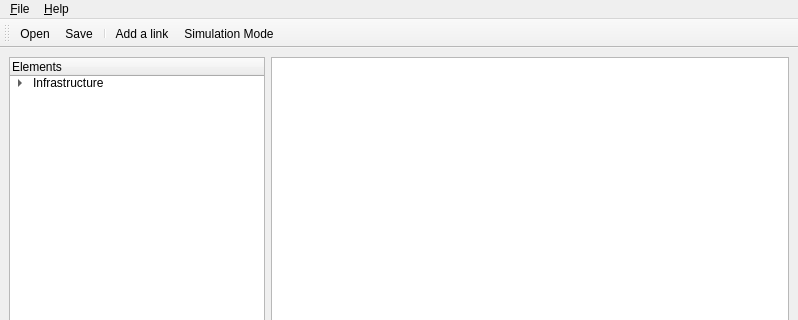
First picture: the form in forms/MainWindow.ui, repository GNS3/gns3-legacy, before the edit; both pictures show x 0 to 798 and y 0 to 320 of the 798 by 603 pixel window.
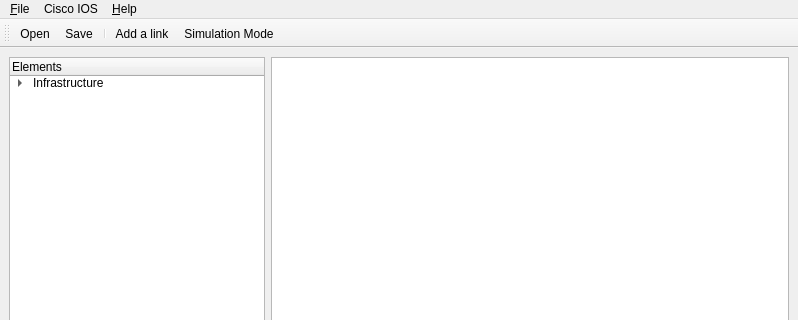
Second picture: the form after the edit. Icons and pictures are not drawn. Custom widgets are drawn as their Qt base class.

The edit to the form file:
```diff
--- a/forms/MainWindow.ui
+++ b/forms/MainWindow.ui
@@ -119,6 +119,12 @@
      <height>25</height>
     </rect>
    </property>
+   <widget class="QMenu" name="menu_About" >
+    <property name="title" >
+     <string>&amp;Help</string>
+    </property>
+    <addaction name="action_About" />
+   </widget>
    <widget class="QMenu" name="menu_File" >
     <property name="title" >
      <string>&amp;File</string>
@@ -128,13 +134,14 @@
     <addaction name="separator" />
     <addaction name="action_Quit" />
    </widget>
-   <widget class="QMenu" name="menu_About" >
+   <widget class="QMenu" name="menuIOS" >
     <property name="title" >
-     <string>&amp;Help</string>
+     <string>Cisco IOS</string>
     </property>
     <addaction name="action_About" />
    </widget>
    <addaction name="menu_File" />
+   <addaction name="menuIOS" />
    <addaction name="menu_About" />
   </widget>
   <widget class="QStatusBar" name="statusbar" />
```
Left out of the diff: 7 changed lines with no effect on the pictures.
